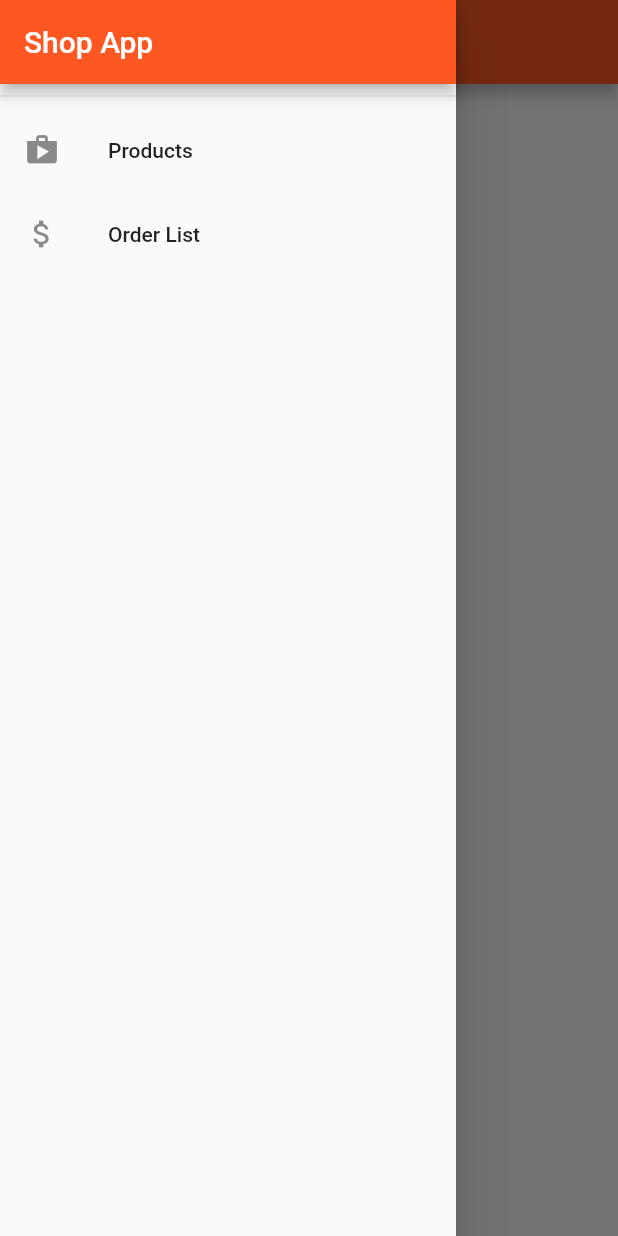
After one commit to henhiro4r/ShopApp, a Flutter app: the CheckoutScreen screen opened by its route, with the side drawer open, on a phone screen of 412 x 824 dp. The commit adds this screen. Run offline on Flutter 3.47's test engine with Material 2 defaults, Android fonts, the phone set to English and light mode, and no system bars; network calls fail.

Commit message:
Checkout Page Added

```diff
--- a/lib/main.dart
+++ b/lib/main.dart
@@ -1,8 +1,10 @@
 import 'package:flutter/material.dart';
 import 'package:provider/provider.dart';
 import 'package:shopapp/provider/CartProvider.dart';
+import 'package:shopapp/provider/OrderProvider.dart';
 import 'package:shopapp/provider/ProductProvider.dart';
 import 'package:shopapp/screen/CartScreen.dart';
+import 'package:shopapp/screen/CheckoutScreen.dart';
 import 'package:shopapp/screen/ProductDetailScreen.dart';
 import 'package:shopapp/screen/ProductOverviewScreen.dart';
 
@@ -19,6 +21,9 @@ class MyApp extends StatelessWidget {
         ChangeNotifierProvider(
           create: (ctx) => CartProvider(),
         ),
+        ChangeNotifierProvider(
+          create: (ctx) => OrderProvider(),
+        ),
       ],
       child: MaterialApp(
         title: 'Flutter Demo',
@@ -30,6 +35,7 @@ class MyApp extends StatelessWidget {
         routes: {
           ProductDetailScreen.routeName: (ctx) => ProductDetailScreen(),
           CartScreen.routeName: (ctx) => CartScreen(),
+          CheckoutScreen.routeName: (ctx) => CheckoutScreen(),
         },
       ),
     );
--- /dev/null
+++ b/lib/model/Order.dart
@@ -0,0 +1,16 @@
+import 'package:flutter/cupertino.dart';
+import 'package:shopapp/model/Cart.dart';
+
+class Order {
+  final String id;
+  final double amount;
+  final List<Cart> products;
+  final DateTime dateTime;
+
+  Order({
+    @required this.id,
+    @required this.amount,
+    @required this.products,
+    @required this.dateTime,
+  });
+}
--- /dev/null
+++ b/lib/navigation/AppDrawer.dart
@@ -0,0 +1,34 @@
+import 'package:flutter/material.dart';
+import 'package:shopapp/screen/CheckoutScreen.dart';
+
+class AppDrawer extends StatelessWidget {
+  @override
+  Widget build(BuildContext context) {
+    return Drawer(
+      child: Column(
+        children: <Widget>[
+          AppBar(
+            title: Text('Shop App'),
+            automaticallyImplyLeading: false,
+          ),
+          Divider(),
+          ListTile(
+            leading: Icon(Icons.shop),
+            title: Text('Products'),
+            onTap: () {
+              Navigator.of(context).pushReplacementNamed('/');
+            },
+          ),
+          ListTile(
+            leading: Icon(Icons.attach_money),
+            title: Text('Order List'),
+            onTap: () {
+              Navigator.of(context).pushReplacementNamed(
+                  CheckoutScreen.routeName);
+            },
+          ),
+        ],
+      ),
+    );
+  }
+}
--- a/lib/provider/CartProvider.dart
+++ b/lib/provider/CartProvider.dart
@@ -47,4 +47,9 @@ class CartProvider with ChangeNotifier {
     _cartItem.remove(id);
     notifyListeners();
   }
+
+  void clear() {
+    _cartItem = {};
+    notifyListeners();
+  }
 }
--- /dev/null
+++ b/lib/provider/OrderProvider.dart
@@ -0,0 +1,24 @@
+import 'package:flutter/foundation.dart';
+import 'package:shopapp/model/Cart.dart';
+import 'package:shopapp/model/Order.dart';
+
+class OrderProvider with ChangeNotifier {
+  List<Order> _orderItems = [];
+
+  List<Order> get orderItems {
+    return [..._orderItems];
+  }
+
+  void addOrder(List<Cart> cart, double total) {
+    _orderItems.insert(
+      0,
+      Order(
+        id: DateTime.now().toString(),
+        amount: total,
+        products: cart,
+        dateTime: DateTime.now(),
+      ),
+    );
+    notifyListeners();
+  }
+}
--- /dev/null
+++ b/lib/screen/CheckoutScreen.dart
@@ -0,0 +1,26 @@
+import 'package:flutter/material.dart';
+import 'package:provider/provider.dart';
+import 'package:shopapp/adapter/OrderAdapter.dart';
+import 'package:shopapp/navigation/AppDrawer.dart';
+import 'package:shopapp/provider/OrderProvider.dart';
+
+class CheckoutScreen extends StatelessWidget {
+  static const routeName = '/checkout';
+
+  @override
+  Widget build(BuildContext context) {
+    final orders = Provider.of<OrderProvider>(context);
+    return Scaffold(
+      appBar: AppBar(
+        title: Text('Order List'),
+      ),
+      drawer: AppDrawer(),
+      body: ListView.builder(
+        itemBuilder: (ctx, index) => OrderAdapter(
+          orders.orderItems[index],
+        ),
+        itemCount: orders.orderItems.length,
+      ),
+    );
+  }
+}
--- a/lib/screen/ProductOverviewScreen.dart
+++ b/lib/screen/ProductOverviewScreen.dart
@@ -1,5 +1,6 @@
 import 'package:flutter/material.dart';
 import 'package:provider/provider.dart';
+import 'package:shopapp/navigation/AppDrawer.dart';
 import 'package:shopapp/provider/CartProvider.dart';
 import 'package:shopapp/screen/CartScreen.dart';
 import 'package:shopapp/widget/Badge.dart';
@@ -54,6 +55,7 @@ class _ProductOverviewScreenState extends State<ProductOverviewScreen> {
           ),
         ],
       ),
+      drawer: AppDrawer(),
       body: ProductGrid(_showOnlyFavorite),
     );
   }
```
Also changed, not shown: lib/adapter/OrderAdapter.dart (added, +74 -0 lines), lib/screen/CartScreen.dart (+14 -5 lines).
